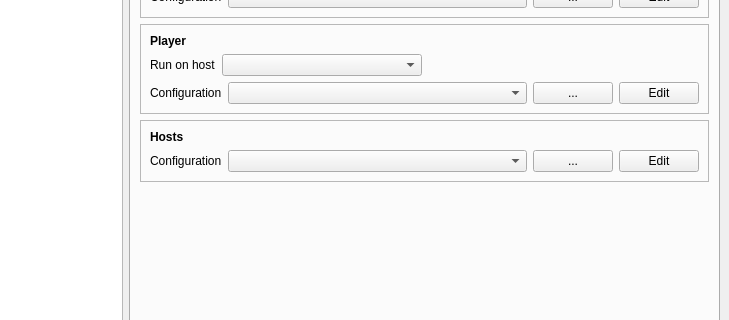
Before: the Qt Designer form tools/castctrl/trunk/qtui/mainwindow.ui in marc-hanheide/cogx, drawn with Qt 5; both pictures show x 154 to 883 and y 255 to 575 of the 883 by 668 pixel window.
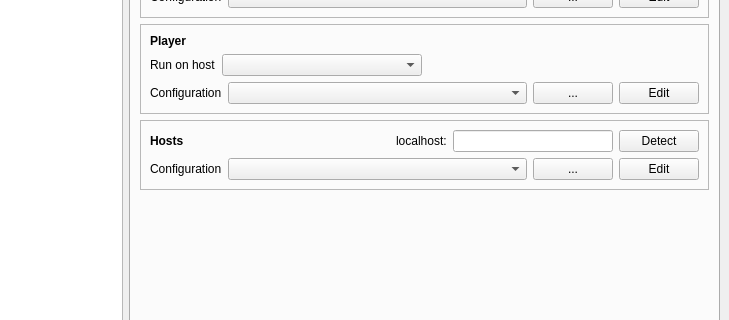
After: the same form once the commit is applied. The open tabs and pages were chosen to show the change.

Commit message: castcontrol:    * edit localhost; save to .hist; autodetect localhost    * .hconf: SA=none for top HOST setting in CAST file (default host)

What changed in the file:
```diff
--- a/tools/castctrl/trunk/qtui/mainwindow.ui
+++ b/tools/castctrl/trunk/qtui/mainwindow.ui
@@ -683,6 +683,8 @@
              </property>
              <layout class="QVBoxLayout" name="verticalLayout_8">
               <item>
+               <layout class="QHBoxLayout" name="horizontalLayout_15">
+                <item>
                <widget class="QLabel" name="label_4">
                 <property name="font">
                  <font>
@@ -694,6 +696,57 @@
                  <string>Hosts</string>
                 </property>
                </widget>
+                </item>
+                <item>
+                 <spacer name="horizontalSpacer_9">
+                  <property name="orientation">
+                   <enum>Qt::Horizontal</enum>
+                  </property>
+                  <property name="sizeHint" stdset="0">
+                   <size>
+                    <width>40</width>
+                    <height>20</height>
+                   </size>
+                  </property>
+                 </spacer>
+                </item>
+                <item>
+                 <widget class="QLabel" name="label_5">
+                  <property name="text">
+                   <string>localhost:</string>
+                  </property>
+                 </widget>
+                </item>
+                <item>
+                 <widget class="QLineEdit" name="txtLocalHost">
+                  <property name="sizePolicy">
+                   <sizepolicy hsizetype="Fixed" vsizetype="Fixed">
+                    <horstretch>0</horstretch>
+                    <verstretch>0</verstretch>
+                   </sizepolicy>
+                  </property>
+                  <property name="minimumSize">
+                   <size>
+                    <width>160</width>
+                    <height>0</height>
+                   </size>
+                  </property>
+                  <property name="text">
+                   <string/>
+                  </property>
+                  <property name="maxLength">
+                   <number>128</number>
+                  </property>
+                 </widget>
+                </item>
+                <item>
+                 <widget class="QPushButton" name="btDetectLocalHost">
+                  <property name="text">
+                   <string>Detect</string>
+                  </property>
+                 </widget>
+                </item>
+               </layout>
               </item>
               <item>
                <layout class="QHBoxLayout" name="horizontalLayout_16">
```
Lines whose indentation alone changed are shown as unchanged. The commit also changes 6 other files.
